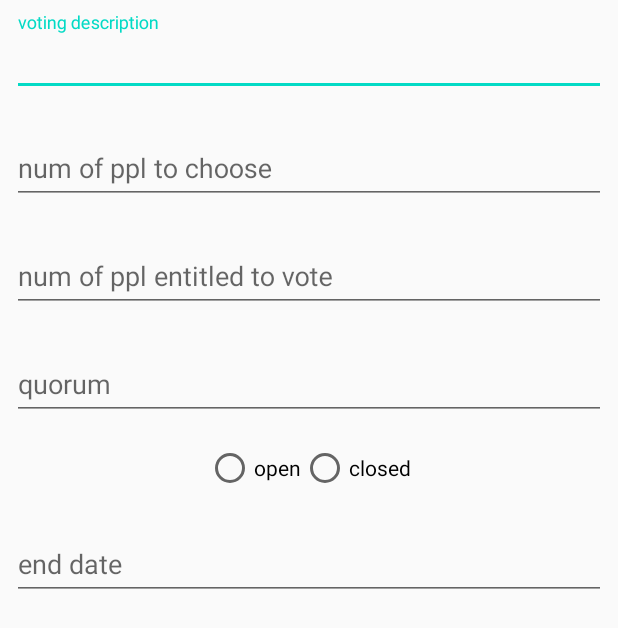
After one commit to Mazi222/Voting_system, an Android app: the layout fragment_step_set_parameters.xml on its own in the app's theme, with its tools: preview values and no code run, on a phone screen of 412 x 824 dp. The commit adds this screen. Shown: the top 628 px of the screen. Run offline under Robolectric (Android 15) with nearby library versions, the phone set to English and light mode, and no system bars.

Commit message:
widok parametrów głosowania, layouty, przejścia między fragmentami

```diff
--- a/app/build.gradle
+++ b/app/build.gradle
@@ -48,6 +48,7 @@ dependencies {
     implementation 'androidx.recyclerview:recyclerview-selection:1.0.0'
     implementation 'com.google.android.material:material:1.1.0'
     implementation 'com.stepstone.stepper:material-stepper:3.2.3'
+    implementation 'androidx.legacy:legacy-support-v4:1.0.0'
     testImplementation 'junit:junit:4.12'
     androidTestImplementation 'androidx.test.ext:junit:1.1.1'
     androidTestImplementation 'androidx.test.espresso:espresso-core:3.2.0'
--- a/app/src/main/java/pl/edu/agh/votingapp/database/entities/Voting.kt
+++ b/app/src/main/java/pl/edu/agh/votingapp/database/entities/Voting.kt
@@ -3,17 +3,15 @@ package pl.edu.agh.votingapp.database.entities
 import androidx.room.ColumnInfo
 import androidx.room.Entity
 import androidx.room.PrimaryKey
-import androidx.room.Relation
 import pl.edu.agh.votingapp.VotingType
 import java.sql.Date
-import java.sql.Time
 
 @Entity
 data class Voting (
     @PrimaryKey(autoGenerate = true)
     val votingId: Long = 0,
     @ColumnInfo(name ="type")
-    val type: VotingType,
+    var type: VotingType,
     @ColumnInfo(name ="endTime")
     val endTime: Date,
     @ColumnInfo(name ="votingContent")
--- /dev/null
+++ b/app/src/main/res/layout/fragment_step_set_parameters.xml
@@ -0,0 +1,112 @@
+<?xml version="1.0" encoding="utf-8"?>
+
+<ScrollView xmlns:android="http://schemas.android.com/apk/res/android"
+    android:layout_width="match_parent"
+    android:layout_height="match_parent">
+
+    <LinearLayout
+        android:layout_width="match_parent"
+        android:layout_height="wrap_content"
+        android:orientation="vertical">
+
+        <!--        <TextView-->
+        <!--            android:layout_width="match_parent"-->
+        <!--            android:layout_height="wrap_content"-->
+        <!--            android:gravity="center_horizontal"-->
+        <!--            android:text="Voting properties" />-->
+
+        <com.google.android.material.textfield.TextInputLayout
+            android:layout_width="match_parent"
+            android:layout_height="wrap_content"
+            android:hint="voting description"
+            android:padding="8dp">
+
+            <com.google.android.material.textfield.TextInputEditText
+                android:id="@+id/votingDesc"
+                android:layout_width="match_parent"
+                android:layout_height="wrap_content" />
+
+        </com.google.android.material.textfield.TextInputLayout>
+
+        <com.google.android.material.textfield.TextInputLayout
+            android:layout_width="match_parent"
+            android:layout_height="wrap_content"
+            android:hint="num of ppl to choose"
+            android:padding="8dp">
+
+            <com.google.android.material.textfield.TextInputEditText
+                android:id="@+id/pplToChoose"
+                android:layout_width="match_parent"
+                android:layout_height="wrap_content"
+                android:inputType="number" />
+
+        </com.google.android.material.textfield.TextInputLayout>
+
+        <com.google.android.material.textfield.TextInputLayout
+            android:layout_width="match_parent"
+            android:layout_height="wrap_content"
+            android:hint="num of ppl entitled to vote"
+            android:padding="8dp">
+
+            <com.google.android.material.textfield.TextInputEditText
+                android:id="@+id/pplEntitled"
+                android:layout_width="match_parent"
+                android:layout_height="wrap_content"
+                android:inputType="number" />
+
+        </com.google.android.material.textfield.TextInputLayout>
+
+        <com.google.android.material.textfield.TextInputLayout
+            android:layout_width="match_parent"
+            android:layout_height="wrap_content"
+            android:hint="quorum"
+            android:padding="8dp">
+
+            <com.google.android.material.textfield.TextInputEditText
+                android:id="@+id/quorum"
+                android:layout_width="match_parent"
+                android:layout_height="wrap_content"
+                android:inputType="number" />
+
+        </com.google.android.material.textfield.TextInputLayout>
+
+        <RadioGroup
+            android:id="@+id/openGroup"
+            android:layout_width="wrap_content"
+            android:layout_height="wrap_content"
+            android:layout_gravity="center_horizontal"
+            android:checkedButton="@+id/first"
+            android:orientation="horizontal"
+            android:padding="8dp">
+
+            <RadioButton xmlns:app="http://schemas.android.com/apk/res-auto"
+                android:id="@+id/openTrue"
+                android:layout_width="wrap_content"
+                android:layout_height="wrap_content"
+                android:text="open"
+                app:useMaterialThemeColors="false" />
+
+            <RadioButton xmlns:app="http://schemas.android.com/apk/res-auto"
+                android:id="@+id/openFalse"
+                android:layout_width="wrap_content"
+                android:layout_height="wrap_content"
+                android:text="closed"
+                app:useMaterialThemeColors="false" />
+        </RadioGroup>
+
+        <com.google.android.material.textfield.TextInputLayout
+            android:layout_width="match_parent"
+            android:layout_height="wrap_content"
+            android:hint="end date"
+            android:padding="8dp">
+
+            <com.google.android.material.textfield.TextInputEditText
+                android:id="@+id/endDate"
+                android:layout_width="match_parent"
+                android:layout_height="wrap_content"
+                android:inputType="datetime" />
+
+        </com.google.android.material.textfield.TextInputLayout>
+
+    </LinearLayout>
+</ScrollView>
--- a/app/src/main/res/values/strings.xml
+++ b/app/src/main/res/values/strings.xml
@@ -3,4 +3,7 @@
     <string name="main_subtitle">Online voting made easy</string>
     <string name="main_join_voting_btn">Join voting</string>
     <string name="main_create_voting_btn">Create new voting</string>
+
+    <!-- TODO: Remove or change this placeholder text -->
+    <string name="hello_blank_fragment">Hello blank fragment</string>
 </resources>
```
Also changed, not shown: app/src/main/java/pl/edu/agh/votingapp/Voting.kt (deleted, +0 -7 lines), app/src/main/java/pl/edu/agh/votingapp/view/create/CreateVotingStepperAdapter.kt (+33 -11 lines), app/src/main/java/pl/edu/agh/votingapp/view/create/StepChooseTypeFragment.kt (+40 -69 lines), app/src/main/java/pl/edu/agh/votingapp/view/create/StepSetParametersFragment.kt (added, +134 -0 lines), app/src/main/java/pl/edu/agh/votingapp/viewmodel/create/CreateVotingViewModel.kt (+14 -2 lines), app/src/main/res/layout/fragment_step_choose_type.xml (+11 -7 lines).
